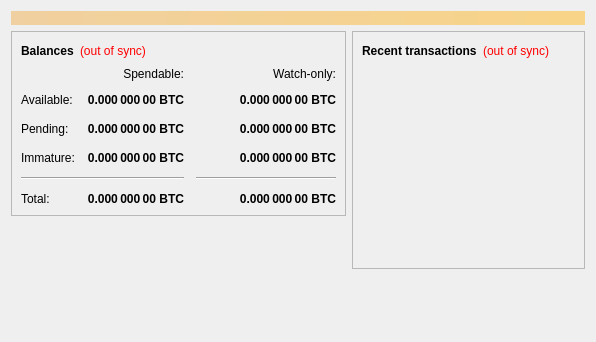
The window that src/qt/forms/overviewpage.ui (xieta/mazacoin) describes before a commit, drawn with Qt 5.
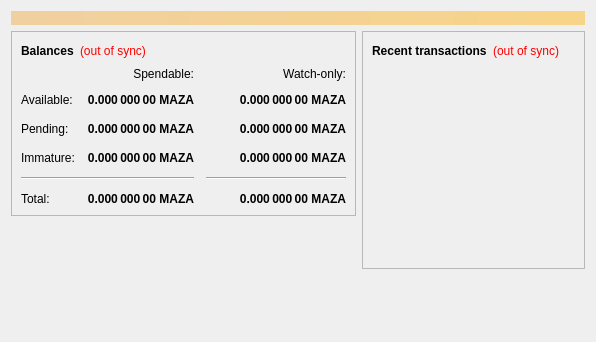
The same window after the commit.

```diff
--- a/src/qt/forms/overviewpage.ui
+++ b/src/qt/forms/overviewpage.ui
@@ -112,7 +112,7 @@
                <string>Unconfirmed transactions to watch-only addresses</string>
               </property>
               <property name="text">
-               <string notr="true">0.000 000 00 BTC</string>
+               <string notr="true">0.000 000 00 MAZA</string>
               </property>
               <property name="alignment">
                <set>Qt::AlignRight|Qt::AlignTrailing|Qt::AlignVCenter</set>
@@ -137,7 +137,7 @@
                <string>Total of transactions that have yet to be confirmed, and do not yet count toward the spendable balance</string>
               </property>
               <property name="text">
-               <string notr="true">0.000 000 00 BTC</string>
+               <string notr="true">0.000 000 00 MAZA</string>
               </property>
               <property name="alignment">
                <set>Qt::AlignRight|Qt::AlignTrailing|Qt::AlignVCenter</set>
@@ -162,7 +162,7 @@
                <string>Mined balance in watch-only addresses that has not yet matured</string>
               </property>
               <property name="text">
-               <string notr="true">0.000 000 00 BTC</string>
+               <string notr="true">0.000 000 00 MAZA</string>
               </property>
               <property name="alignment">
                <set>Qt::AlignRight|Qt::AlignTrailing|Qt::AlignVCenter</set>
@@ -220,7 +220,7 @@
                <string>Mined balance that has not yet matured</string>
               </property>
               <property name="text">
-               <string notr="true">0.000 000 00 BTC</string>
+               <string notr="true">0.000 000 00 MAZA</string>
               </property>
               <property name="alignment">
                <set>Qt::AlignRight|Qt::AlignTrailing|Qt::AlignVCenter</set>
@@ -265,7 +265,7 @@
                <string>Your current total balance</string>
               </property>
               <property name="text">
-               <string notr="true">0.000 000 00 BTC</string>
+               <string notr="true">0.000 000 00 MAZA</string>
               </property>
               <property name="alignment">
                <set>Qt::AlignRight|Qt::AlignTrailing|Qt::AlignVCenter</set>
@@ -290,7 +290,7 @@
                <string>Current total balance in watch-only addresses</string>
               </property>
               <property name="text">
-               <string notr="true">0.000 000 00 BTC</string>
+               <string notr="true">0.000 000 00 MAZA</string>
               </property>
               <property name="alignment">
                <set>Qt::AlignRight|Qt::AlignTrailing|Qt::AlignVCenter</set>
@@ -332,7 +332,7 @@
                <string>Your current spendable balance</string>
               </property>
               <property name="text">
-               <string notr="true">0.000 000 00 BTC</string>
+               <string notr="true">0.000 000 00 MAZA</string>
               </property>
               <property name="alignment">
                <set>Qt::AlignRight|Qt::AlignTrailing|Qt::AlignVCenter</set>
@@ -357,7 +357,7 @@
                <string>Your current balance in watch-only addresses</string>
               </property>
               <property name="text">
-               <string notr="true">0.000 000 00 BTC</string>
+               <string notr="true">0.000 000 00 MAZA</string>
               </property>
               <property name="alignment">
                <set>Qt::AlignRight|Qt::AlignTrailing|Qt::AlignVCenter</set>
```
Left out of the diff: 4 changed lines with no effect on the pictures.
